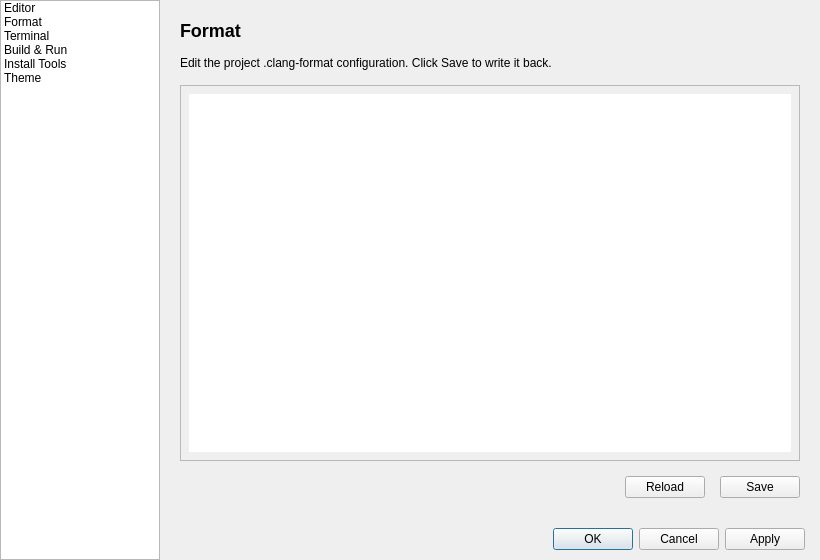
The window that src/view/LosSettingsUi/LosSettingsUi.ui (2932238802/Perseus-frontend) describes before a commit, drawn with Qt 5.
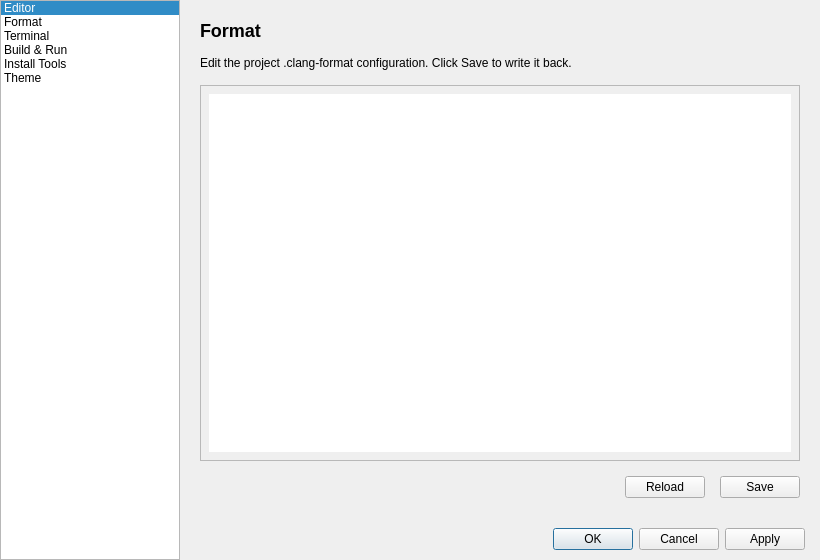
The same window after the commit.

What changed in the file:
```diff
--- a/src/view/LosSettingsUi/LosSettingsUi.ui
+++ b/src/view/LosSettingsUi/LosSettingsUi.ui
@@ -39,24 +39,24 @@
      </property>
      <property name="minimumSize">
       <size>
-       <width>160</width>
+       <width>180</width>
        <height>0</height>
       </size>
      </property>
      <property name="maximumSize">
       <size>
-       <width>320</width>
+       <width>16777215</width>
        <height>16777215</height>
       </size>
      </property>
      <property name="horizontalScrollBarPolicy">
-      <enum>Qt::ScrollBarAsNeeded</enum>
+      <enum>Qt::ScrollBarAlwaysOff</enum>
      </property>
      <property name="sizeAdjustPolicy">
       <enum>QAbstractScrollArea::AdjustToContents</enum>
      </property>
      <property name="currentRow">
-      <number>-1</number>
+      <number>0</number>
      </property>
      <item>
       <property name="text">
```
